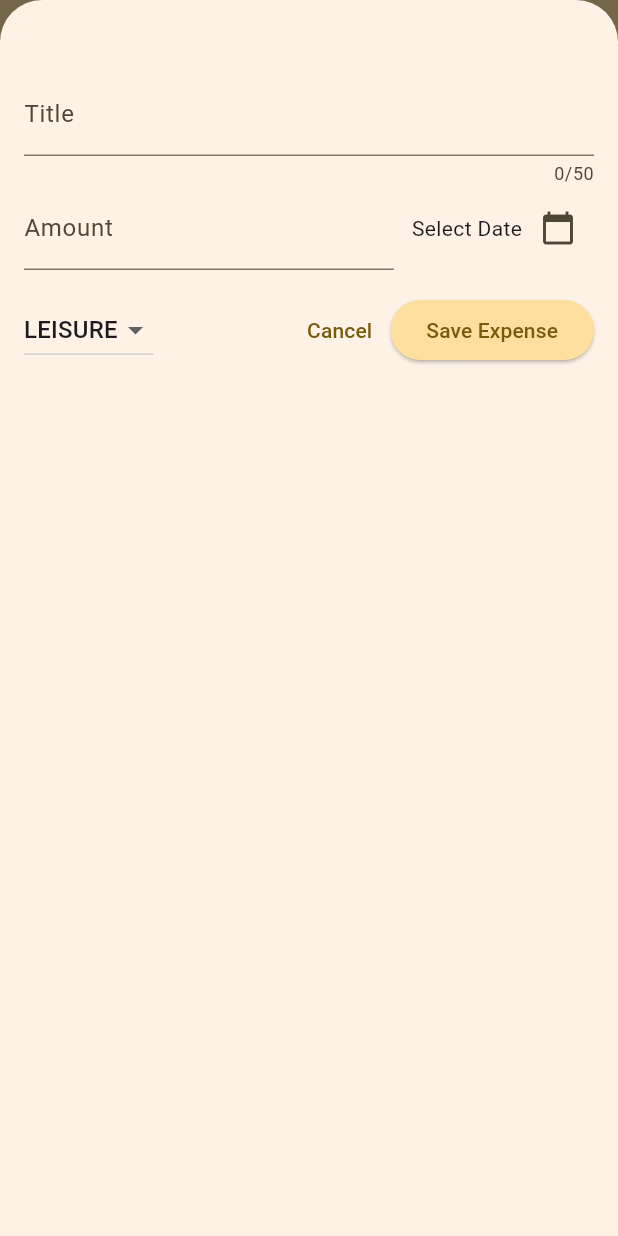
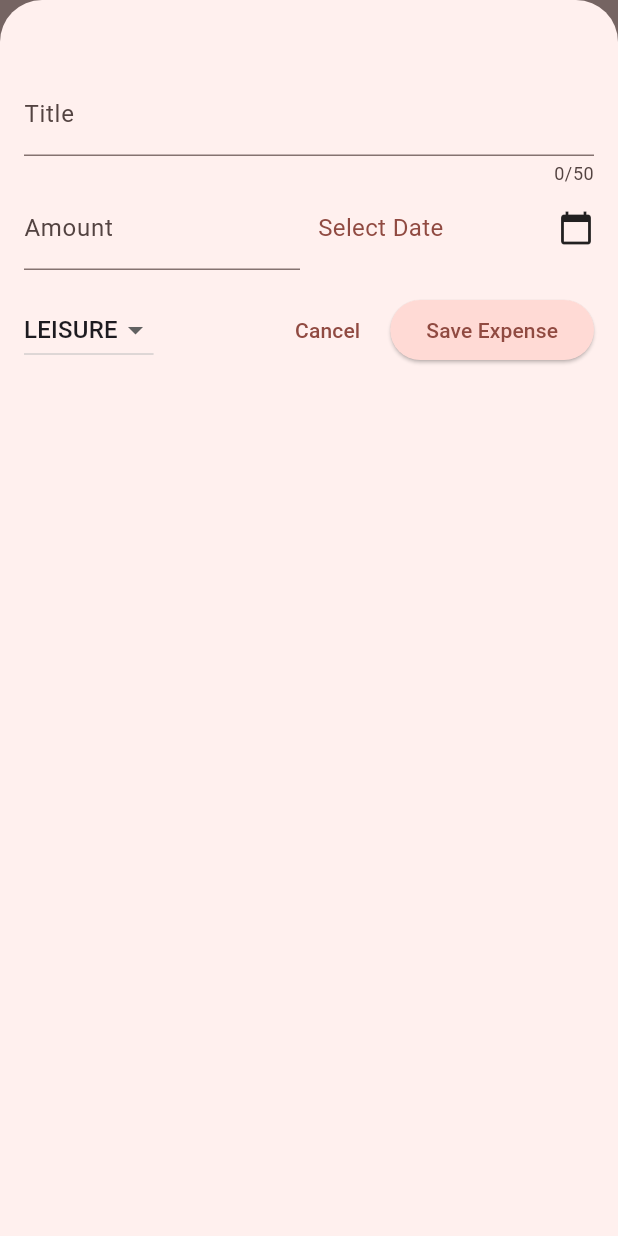
Before and after one commit to Animesh-86/Expense-Tracker, a Flutter app: the screen it shows after launch, after a tap on the "add" icon, on a phone screen of 412 x 824 dp. Run offline on Flutter 3.47's test engine with Material 3 defaults, Android fonts, the phone set to English and light mode, and no system bars.

Commit message:
App completed

```diff
--- a/expense_tracker/lib/main.dart
+++ b/expense_tracker/lib/main.dart
@@ -2,7 +2,7 @@ import 'package:flutter/material.dart';
 import 'package:expense_tracker/widgets/expenses.dart';
 
 var kColorScheme = ColorScheme.fromSeed(
-  seedColor: const Color.fromARGB(255, 237, 190, 87), // Warm golden light theme
+  seedColor: const Color.fromARGB(255, 234, 106, 89), // Warm golden light theme
 );
 
 var kDarkColorScheme = ColorScheme.fromSeed(
--- a/expense_tracker/lib/widgets/expenses.dart
+++ b/expense_tracker/lib/widgets/expenses.dart
@@ -31,6 +31,7 @@ class _ExpensesState extends State<Expenses> {
 
   void _openAddExpenseOverlay() {
     showModalBottomSheet(
+      useSafeArea: true,              // left space for camera ...
       isScrollControlled: true, // this will make the bottom sheet full screen
       context: context,
       builder:
@@ -72,6 +73,7 @@ class _ExpensesState extends State<Expenses> {
 
   @override
   Widget build(BuildContext context) {
+    final width = MediaQuery.of(context).size.width;
     Widget mainContent = const Center(
       child: Text('No expenses added yet!'),
     ); // if there are no expenses, then show this
@@ -96,12 +98,28 @@ class _ExpensesState extends State<Expenses> {
           ),
         ],
       ),
-      body: Column(
-        children: [
-          Chart(expenses: _registeredExpenses), // this will show the chart
-          Expanded(child: mainContent), // this will take the remaining space
-        ],
-      ),
+      body:
+          width < 600
+              ? Column(
+                children: [
+                  Chart(
+                    expenses: _registeredExpenses,
+                  ), // this will show the chart
+                  Expanded(
+                    child: mainContent,
+                  ), // this will take the remaining space
+                ],
+              )
+              : Row(
+                children: [
+                  Expanded(
+                    child: Chart(expenses: _registeredExpenses),
+                  ), // this will show the chart
+                  Expanded(
+                    child: mainContent,
+                  ), // this will take the remaining space
+                ],
+              ),
     );
   }
 }
--- a/expense_tracker/lib/widgets/new_expense.dart
+++ b/expense_tracker/lib/widgets/new_expense.dart
@@ -10,59 +10,48 @@ class NewExpense extends StatefulWidget {
   final void Function(Expense expense) onAddExpense;
 
   @override
-  State<NewExpense> createState() {
-    return _NewExpenseState();
-  }
+  State<NewExpense> createState() => _NewExpenseState();
 }
 
 class _NewExpenseState extends State<NewExpense> {
   final _titleController = TextEditingController();
   final _amountController = TextEditingController();
-  DateTime?
-  _selectedDate; // ? means either it will hold value ot it will be null
+  DateTime? _selectedDate;
   Category _selectedCategory = Category.leisure;
 
-  void _presentDatePicker() {
+  void _presentDatePicker() async {
     final now = DateTime.now();
     final firstDate = DateTime(now.year - 1, now.month, now.day);
-    showDatePicker(
+
+    final pickedDate = await showDatePicker(
       context: context,
       initialDate: now,
       firstDate: firstDate,
       lastDate: now,
-    ).then((pickedDate) {
-      if (pickedDate == null) {
-        return;
-      }
+    );
+
+    if (pickedDate != null) {
       setState(() {
         _selectedDate = pickedDate;
       });
-    });
+    }
   }
 
   void _submitExpenseData() {
     final enteredAmount = double.tryParse(_amountController.text);
     final amountIsInvalid = enteredAmount == null || enteredAmount <= 0;
-    if (_titleController.text.trim().isEmpty ||
-        amountIsInvalid ||
-        _selectedDate == null) {
+
+    if (_titleController.text.trim().isEmpty || amountIsInvalid || _selectedDate == null) {
       showDialog(
-        // showDialog is a method that shows a dialog box
         context: context,
-        builder:
-            (ctx) => AlertDialog(
-              // AlertDialog is a dialog box that shows a title, content and actions
-              title: const Text('invalid input'),
+        builder: (ctx) => AlertDialog(
+          title: const Text('Invalid Input'),
           content: const Text(
-                'Please make sure a valid title, amount, date and category was entered',
+            'Please enter a valid title, amount, date, and category.',
           ),
           actions: [
             TextButton(
-                  onPressed: () {
-                    Navigator.pop(
-                      ctx,
-                    ); // Navigator.pop(ctx) closes the dialog box
-                  },
+              onPressed: () => Navigator.pop(ctx),
               child: const Text('Okay'),
             ),
           ],
@@ -70,6 +59,7 @@ class _NewExpenseState extends State<NewExpense> {
       );
       return;
     }
+
     widget.onAddExpense(
       Expense(
         title: _titleController.text,
@@ -91,16 +81,52 @@ class _NewExpenseState extends State<NewExpense> {
 
   @override
   Widget build(BuildContext context) {
-    return Padding(
-      padding: const EdgeInsets.fromLTRB(16, 48, 16, 16),
+    final keyboardSpace = MediaQuery.of(context).viewInsets.bottom;
+
+    return GestureDetector(
+      onTap: () => FocusScope.of(context).unfocus(), // Hide keyboard on tap
+      child: LayoutBuilder(builder: (ctx, constraints) {
+        final width = constraints.maxWidth; // Use maxWidth instead of minWidth
+
+        return SizedBox(
+          height: double.infinity,
+          child: SingleChildScrollView(
+            padding: EdgeInsets.fromLTRB(16, 48, 16, keyboardSpace + 16),
             child: Column(
               children: [
+                if (width >= 600)
+                  Row(
+                    crossAxisAlignment: CrossAxisAlignment.start,
+                    children: [
+                      Expanded(
+                        child: TextField(
+                          controller: _titleController,
+                          maxLength: 50,
+                          keyboardType: TextInputType.text,
+                          decoration: const InputDecoration(labelText: 'Title'),
+                        ),
+                      ),
+                      const SizedBox(width: 16),
+                      Expanded(
+                        child: TextField(
+                          controller: _amountController,
+                          keyboardType: TextInputType.number,
+                          decoration: const InputDecoration(
+                            prefixText: '\$',
+                            labelText: 'Amount',
+                          ),
+                        ),
+                      ),
+                    ],
+                  )
+                else
                   TextField(
                     controller: _titleController,
                     maxLength: 50,
                     keyboardType: TextInputType.text,
                     decoration: const InputDecoration(labelText: 'Title'),
                   ),
+                if (width < 600)
                   Row(
                     children: [
                       Expanded(
@@ -114,16 +140,25 @@ class _NewExpenseState extends State<NewExpense> {
                         ),
                       ),
                       const SizedBox(width: 12),
+                      Expanded(
+                        child: InkWell(
+                          onTap: _presentDatePicker,
+                          child: Row(
+                            mainAxisAlignment: MainAxisAlignment.spaceBetween,
+                            children: [
                               Text(
                                 _selectedDate == null
                                     ? 'Select Date'
                                     : formatter.format(_selectedDate!),
+                                style: TextStyle(
+                                  fontSize: 16,
+                                  color: Theme.of(context).colorScheme.primary,
                                 ),
-              IconButton(
-                onPressed: () {
-                  _presentDatePicker();
-                },
-                icon: const Icon(Icons.calendar_today),
+                              ),
+                              const Icon(Icons.calendar_today),
+                            ],
+                          ),
+                        ),
                       ),
                     ],
                   ),
@@ -132,8 +167,7 @@ class _NewExpenseState extends State<NewExpense> {
                   children: [
                     DropdownButton(
                       value: _selectedCategory,
-                items:
-                    Category.values
+                      items: Category.values
                           .map(
                             (category) => DropdownMenuItem(
                               value: category,
@@ -142,21 +176,20 @@ class _NewExpenseState extends State<NewExpense> {
                           )
                           .toList(),
                       onChanged: (value) {
-                  if (value == null) {
-                    return;
-                  }
+                        if (value == null) return;
                         setState(() {
                           _selectedCategory = value;
                         });
                       },
                     ),
                     const Spacer(),
+                    Row(
+                      children: [
                         TextButton(
-                onPressed: () {
-                  Navigator.of(context).pop();
-                },
+                          onPressed: () => Navigator.of(context).pop(),
                           child: const Text('Cancel'),
                         ),
+                        const SizedBox(width: 8),
                         ElevatedButton(
                           onPressed: _submitExpenseData,
                           child: const Text('Save Expense'),
@@ -165,6 +198,11 @@ class _NewExpenseState extends State<NewExpense> {
                     ),
                   ],
                 ),
+              ],
+            ),
+          ),
+        );
+      }),
     );
   }
 }
```
Lines whose indentation alone changed are shown as unchanged.
